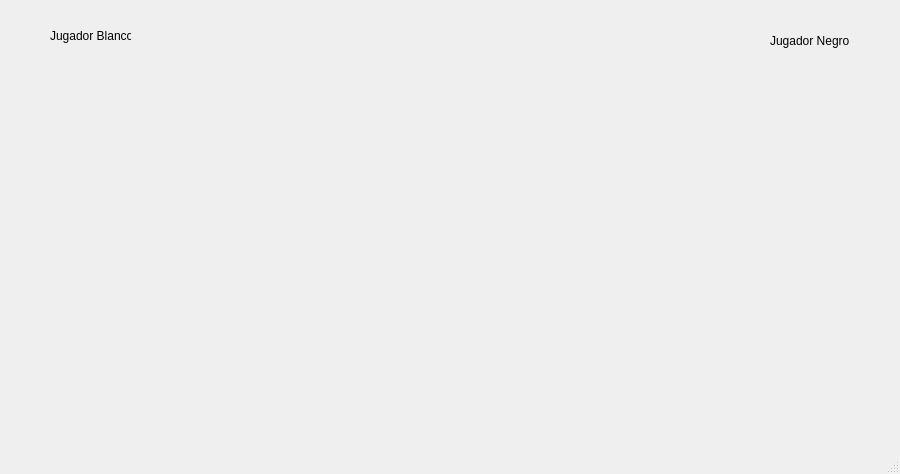
First picture: the form in mainwindow.ui, repository GerardoTBO/Chess-QtCreator-Cpp, before the edit.
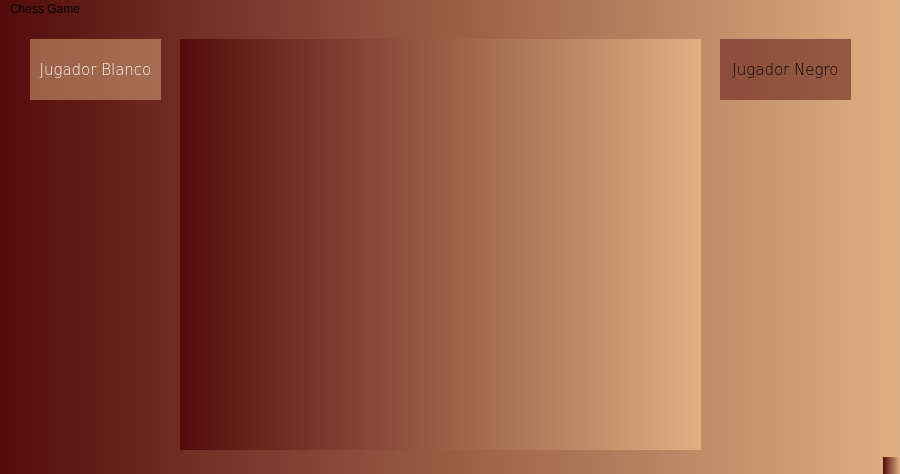
Second picture: the form after the edit.

```diff
--- a/mainwindow.ui
+++ b/mainwindow.ui
@@ -13,6 +13,9 @@
   <property name="windowTitle">
    <string>Tablero</string>
   </property>
+  <property name="styleSheet">
+   <string notr="true">background-color: qlineargradient(spread:pad, x1:0, y1:0, x2:1, y2:0, stop:0 #540C0B, stop:1 #DFB082);</string>
+  </property>
   <widget class="QWidget" name="centralwidget">
    <widget class="QWidget" name="gridLayoutWidget">
     <property name="geometry">
@@ -35,28 +38,68 @@
    <widget class="QLabel" name="label">
     <property name="geometry">
      <rect>
-      <x>50</x>
+      <x>30</x>
       <y>20</y>
-      <width>81</width>
-      <height>31</height>
+      <width>131</width>
+      <height>61</height>
      </rect>
     </property>
+    <property name="font">
+     <font>
+      <family>DejaVu Sans</family>
+      <pointsize>11</pointsize>
+      <weight>9</weight>
+      <italic>false</italic>
+      <bold>false</bold>
+     </font>
+    </property>
+    <property name="cursor">
+     <cursorShape>SizeAllCursor</cursorShape>
+    </property>
+    <property name="mouseTracking">
+     <bool>false</bool>
+    </property>
+    <property name="styleSheet">
+     <string notr="true">color: rgb(255,255,255);
+font: 75 11pt &quot;DejaVu Sans&quot;;
+background-color: rgb(223,176,130,0.5);</string>
+    </property>
     <property name="text">
      <string>Jugador Blanco</string>
     </property>
+    <property name="alignment">
+     <set>Qt::AlignCenter</set>
+    </property>
    </widget>
    <widget class="QLabel" name="label_2">
     <property name="geometry">
      <rect>
-      <x>770</x>
-      <y>30</y>
-      <width>81</width>
-      <height>21</height>
+      <x>720</x>
+      <y>20</y>
+      <width>131</width>
+      <height>61</height>
      </rect>
     </property>
+    <property name="font">
+     <font>
+      <family>DejaVu Sans</family>
+      <pointsize>11</pointsize>
+      <weight>9</weight>
+      <italic>false</italic>
+      <bold>false</bold>
+     </font>
+    </property>
+    <property name="styleSheet">
+     <string notr="true">color: rgb(0, 0, 0);
+background-color: rgb(84,12,11,0.5);
+font: 75 11pt &quot;DejaVu Sans&quot;;</string>
+    </property>
     <property name="text">
      <string>Jugador Negro</string>
     </property>
+    <property name="alignment">
+     <set>Qt::AlignCenter</set>
+    </property>
    </widget>
   </widget>
   <widget class="QMenuBar" name="menubar">
@@ -65,9 +108,15 @@
      <x>0</x>
      <y>0</y>
      <width>900</width>
-     <height>20</height>
+     <height>24</height>
     </rect>
    </property>
+   <widget class="QMenu" name="menuChess_Game">
+    <property name="title">
+     <string>Chess Game</string>
+    </property>
+   </widget>
+   <addaction name="menuChess_Game"/>
   </widget>
   <widget class="QStatusBar" name="statusbar"/>
  </widget>
```
Left out of the diff: 6 changed lines with no effect on the pictures.
